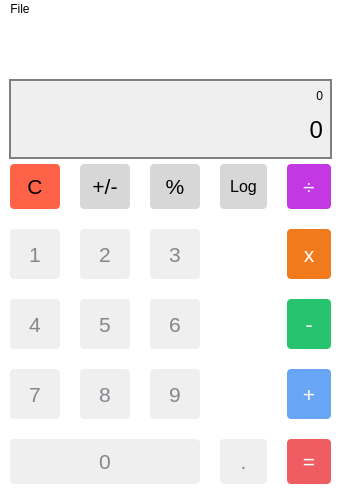
First picture: the form in Calculator/mainwindow.ui, repository Arsenic-ATG/Qt-calculator, before the edit.
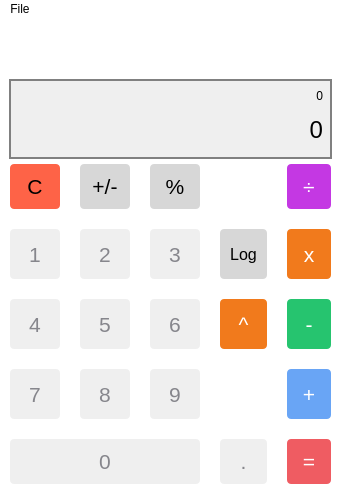
Second picture: the form after the edit.

Commit message:
Added power function
Added power function to the calculator

The edit to the form file:
```diff
--- a/Calculator/mainwindow.ui
+++ b/Calculator/mainwindow.ui
@@ -1071,7 +1071,46 @@
         </property>
        </widget>
       </item>
-      <item row="1" column="3">
+      <item row="3" column="3">
+       <widget class="QPushButton" name="pushButton_Power">
+        <property name="sizePolicy">
+         <sizepolicy hsizetype="Preferred" vsizetype="Preferred">
+          <horstretch>0</horstretch>
+          <verstretch>0</verstretch>
+         </sizepolicy>
+        </property>
+        <property name="font">
+         <font>
+          <family>Arial</family>
+          <pointsize>16</pointsize>
+          <weight>50</weight>
+          <bold>false</bold>
+         </font>
+        </property>
+        <property name="styleSheet">
+         <string notr="true">/* (Clear,+/-,%,. buttons) Unary Operations Buttons Stylesheet */
+
+QPushButton {
+  color: #FFF;
+  background-color: rgb(241, 122, 28);
+  border-radius: 4px;
+  padding: 10px;
+}
+
+QPushButton:pressed {
+    background-color: qlineargradient(x1: 0, y1: 0, x2: 0, y2: 1,
+                                      stop: 0 #BEBEBE, stop: 1 #D7D7D7);
+}</string>
+        </property>
+        <property name="text">
+         <string>^</string>
+        </property>
+        <property name="shortcut">
+         <string>*</string>
+        </property>
+       </widget>
+      </item>
+      <item row="2" column="3">
        <widget class="QPushButton" name="pushButton_Log">
         <property name="sizePolicy">
          <sizepolicy hsizetype="Preferred" vsizetype="Preferred">
```
Left out of the diff: 2 changed lines with no effect on the pictures. The commit also changes 1 other file.
